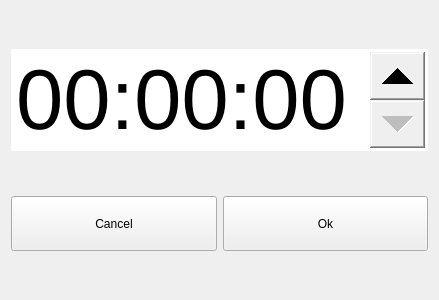
First picture: the form in dlgsettime.ui, repository ic005k/Knot-Legacy, before the edit.
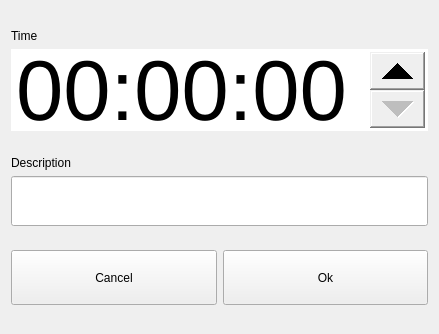
Second picture: the form after the edit.

```diff
--- a/dlgsettime.ui
+++ b/dlgsettime.ui
@@ -7,69 +7,14 @@
     <x>0</x>
     <y>0</y>
     <width>400</width>
-    <height>300</height>
+    <height>334</height>
    </rect>
   </property>
   <property name="windowTitle">
    <string>Dialog</string>
   </property>
   <layout class="QGridLayout" name="gridLayout">
-   <item row="3" column="0">
-    <layout class="QHBoxLayout" name="horizontalLayout">
-     <item>
-      <widget class="QToolButton" name="btnBack">
-       <property name="sizePolicy">
-        <sizepolicy hsizetype="Preferred" vsizetype="Fixed">
-         <horstretch>0</horstretch>
-         <verstretch>0</verstretch>
-        </sizepolicy>
-       </property>
-       <property name="minimumSize">
-        <size>
-         <width>0</width>
-         <height>55</height>
-        </size>
-       </property>
-       <property name="text">
-        <string>Cancel</string>
-       </property>
-      </widget>
-     </item>
-     <item>
-      <widget class="QToolButton" name="btnOk">
-       <property name="sizePolicy">
-        <sizepolicy hsizetype="Preferred" vsizetype="Fixed">
-         <horstretch>0</horstretch>
-         <verstretch>0</verstretch>
-        </sizepolicy>
-       </property>
-       <property name="minimumSize">
-        <size>
-         <width>0</width>
-         <height>55</height>
-        </size>
-       </property>
-       <property name="text">
-        <string>Ok</string>
-       </property>
-      </widget>
-     </item>
-    </layout>
-   </item>
    <item row="2" column="0">
-    <spacer name="verticalSpacer_2">
-     <property name="orientation">
-      <enum>Qt::Vertical</enum>
-     </property>
-     <property name="sizeHint" stdset="0">
-      <size>
-       <width>20</width>
-       <height>40</height>
-      </size>
-     </property>
-    </spacer>
-   </item>
-   <item row="1" column="0">
     <widget class="QTimeEdit" name="timeEdit">
      <property name="minimumSize">
       <size>
@@ -101,19 +46,6 @@
      </property>
     </widget>
    </item>
-   <item row="4" column="0">
-    <spacer name="verticalSpacer">
-     <property name="orientation">
-      <enum>Qt::Vertical</enum>
-     </property>
-     <property name="sizeHint" stdset="0">
-      <size>
-       <width>20</width>
-       <height>40</height>
-      </size>
-     </property>
-    </spacer>
-   </item>
    <item row="0" column="0">
     <spacer name="verticalSpacer_3">
      <property name="orientation">
@@ -127,6 +59,111 @@
      </property>
     </spacer>
    </item>
+   <item row="3" column="0">
+    <spacer name="verticalSpacer_2">
+     <property name="orientation">
+      <enum>Qt::Vertical</enum>
+     </property>
+     <property name="sizeHint" stdset="0">
+      <size>
+       <width>20</width>
+       <height>40</height>
+      </size>
+     </property>
+    </spacer>
+   </item>
+   <item row="4" column="0">
+    <widget class="QLabel" name="label">
+     <property name="text">
+      <string>Description</string>
+     </property>
+    </widget>
+   </item>
+   <item row="8" column="0">
+    <spacer name="verticalSpacer">
+     <property name="orientation">
+      <enum>Qt::Vertical</enum>
+     </property>
+     <property name="sizeHint" stdset="0">
+      <size>
+       <width>20</width>
+       <height>40</height>
+      </size>
+     </property>
+    </spacer>
+   </item>
+   <item row="5" column="0">
+    <widget class="QLineEdit" name="lineEdit">
+     <property name="minimumSize">
+      <size>
+       <width>0</width>
+       <height>50</height>
+      </size>
+     </property>
+    </widget>
+   </item>
+   <item row="6" column="0">
+    <spacer name="verticalSpacer_4">
+     <property name="orientation">
+      <enum>Qt::Vertical</enum>
+     </property>
+     <property name="sizeHint" stdset="0">
+      <size>
+       <width>20</width>
+       <height>40</height>
+      </size>
+     </property>
+    </spacer>
+   </item>
+   <item row="7" column="0">
+    <layout class="QHBoxLayout" name="horizontalLayout">
+     <item>
+      <widget class="QToolButton" name="btnBack">
+       <property name="sizePolicy">
+        <sizepolicy hsizetype="Preferred" vsizetype="Fixed">
+         <horstretch>0</horstretch>
+         <verstretch>0</verstretch>
+        </sizepolicy>
+       </property>
+       <property name="minimumSize">
+        <size>
+         <width>0</width>
+         <height>55</height>
+        </size>
+       </property>
+       <property name="text">
+        <string>Cancel</string>
+       </property>
+      </widget>
+     </item>
+     <item>
+      <widget class="QToolButton" name="btnOk">
+       <property name="sizePolicy">
+        <sizepolicy hsizetype="Preferred" vsizetype="Fixed">
+         <horstretch>0</horstretch>
+         <verstretch>0</verstretch>
+        </sizepolicy>
+       </property>
+       <property name="minimumSize">
+        <size>
+         <width>0</width>
+         <height>55</height>
+        </size>
+       </property>
+       <property name="text">
+        <string>Ok</string>
+       </property>
+      </widget>
+     </item>
+    </layout>
+   </item>
+   <item row="1" column="0">
+    <widget class="QLabel" name="label_2">
+     <property name="text">
+      <string>Time</string>
+     </property>
+    </widget>
+   </item>
   </layout>
  </widget>
  <resources/>
```
